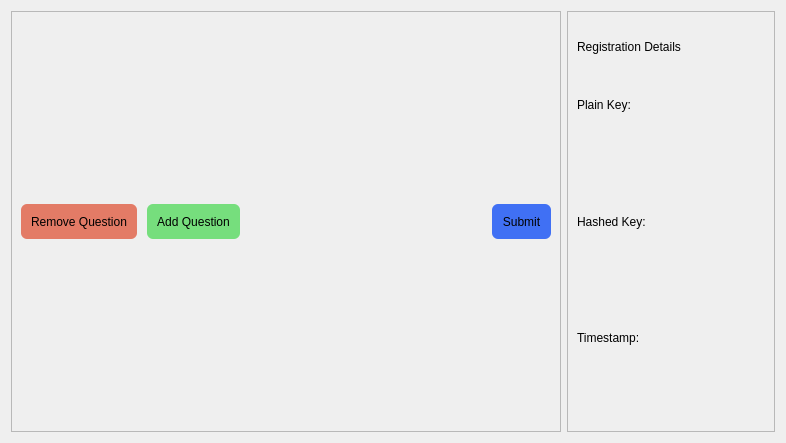
First picture: the form in src/views/register_views/security_question_view.ui, repository devforgely/MFA-Simulator, before the edit.
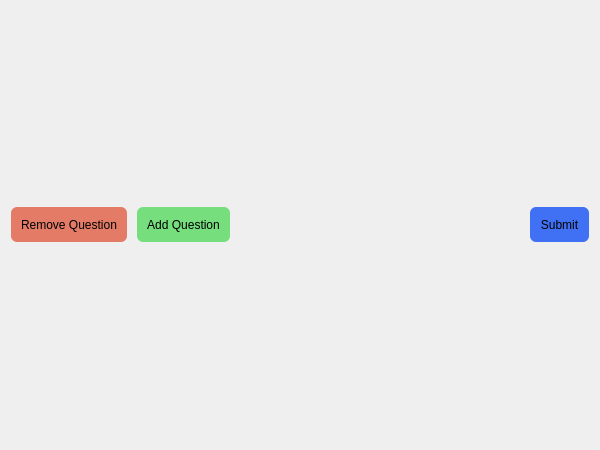
Second picture: the form after the edit.

```diff
--- a/src/views/register_views/security_question_view.ui
+++ b/src/views/register_views/security_question_view.ui
@@ -6,26 +6,20 @@
    <rect>
     <x>0</x>
     <y>0</y>
-    <width>786</width>
-    <height>443</height>
+    <width>600</width>
+    <height>450</height>
    </rect>
   </property>
+  <property name="maximumSize">
+   <size>
+    <width>600</width>
+    <height>450</height>
+   </size>
+  </property>
   <property name="windowTitle">
    <string>Form</string>
   </property>
   <property name="styleSheet">
-   <string notr="true"/>
-  </property>
-  <layout class="QHBoxLayout" name="horizontalLayout_2">
-   <item>
-    <widget class="QFrame" name="left_frame">
-     <property name="maximumSize">
-      <size>
-       <width>550</width>
-       <height>16777215</height>
-      </size>
-     </property>
-     <property name="styleSheet">
       <string notr="true">QPushButton {
 	border-radius: 6px;
 	border: none;
@@ -44,13 +38,7 @@
 	background-color: #4070f4;
 }</string>
      </property>
-     <property name="frameShape">
-      <enum>QFrame::StyledPanel</enum>
-     </property>
-     <property name="frameShadow">
-      <enum>QFrame::Raised</enum>
-     </property>
-     <layout class="QVBoxLayout" name="verticalLayout_2">
+  <layout class="QVBoxLayout" name="verticalLayout">
       <item>
        <layout class="QGridLayout" name="question_view">
         <property name="sizeConstraint">
@@ -146,70 +134,6 @@
          </widget>
         </item>
        </layout>
-      </item>
-     </layout>
-    </widget>
-   </item>
-   <item>
-    <widget class="QFrame" name="right_frame">
-     <property name="frameShape">
-      <enum>QFrame::StyledPanel</enum>
-     </property>
-     <property name="frameShadow">
-      <enum>QFrame::Raised</enum>
-     </property>
-     <layout class="QVBoxLayout" name="verticalLayout">
-      <item>
-       <widget class="QLabel" name="label">
-        <property name="text">
-         <string>Registration Details</string>
-        </property>
-       </widget>
-      </item>
-      <item>
-       <widget class="QLabel" name="label_2">
-        <property name="text">
-         <string>Plain Key:</string>
-        </property>
-       </widget>
-      </item>
-      <item>
-       <widget class="QLabel" name="plain_key_label">
-        <property name="text">
-         <string/>
-        </property>
-       </widget>
-      </item>
-      <item>
-       <widget class="QLabel" name="label_3">
-        <property name="text">
-         <string>Hashed Key:</string>
-        </property>
-       </widget>
-      </item>
-      <item>
-       <widget class="QLabel" name="hashed_key_label">
-        <property name="text">
-         <string/>
-        </property>
-       </widget>
-      </item>
-      <item>
-       <widget class="QLabel" name="label_4">
-        <property name="text">
-         <string>Timestamp:</string>
-        </property>
-       </widget>
-      </item>
-      <item>
-       <widget class="QLabel" name="timestamp_label">
-        <property name="text">
-         <string/>
-        </property>
-       </widget>
-      </item>
-     </layout>
-    </widget>
    </item>
   </layout>
  </widget>
```
Lines whose indentation alone changed are shown as unchanged.
